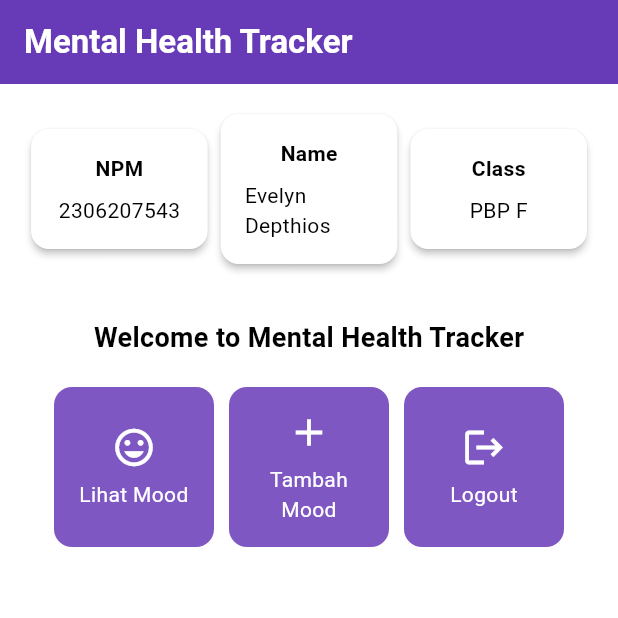
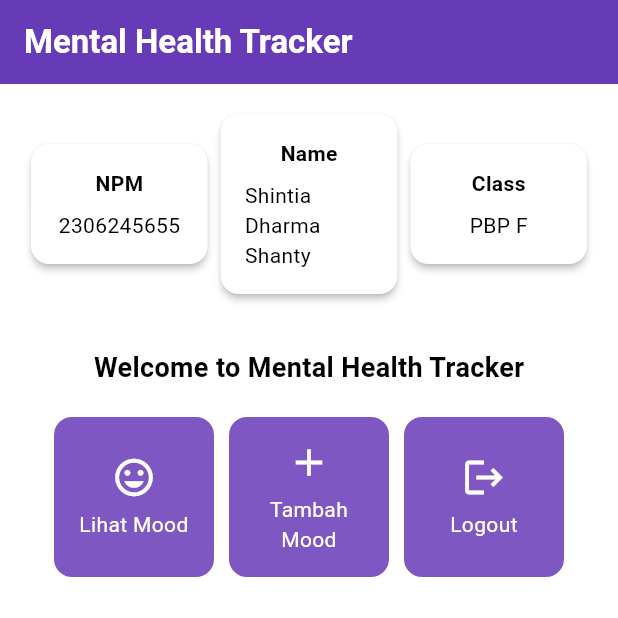
Before and after one commit to shintiadharma/mental-health-tracker-mobile, a Flutter app: the screen it shows after launch, on a phone screen of 412 x 824 dp, the top half of it. Run offline on Flutter 3.47's test engine with Material 3 defaults, Android fonts, the phone set to English and light mode, and no system bars.

Commit message:
Upload tutor 6

```diff
--- a/lib/menu.dart
+++ b/lib/menu.dart
@@ -3,8 +3,8 @@ import 'package:flutter/material.dart';
 class MyHomePage extends StatelessWidget {
   MyHomePage({super.key});
 
-  final String npm = '2306207543';
-  final String name = 'Evelyn Depthios';
+  final String npm = '2306245655';
+  final String name = 'Shintia Dharma Shanty';
   final String className = 'PBP F';
 
   final List<ItemHomepage> items = [
```
